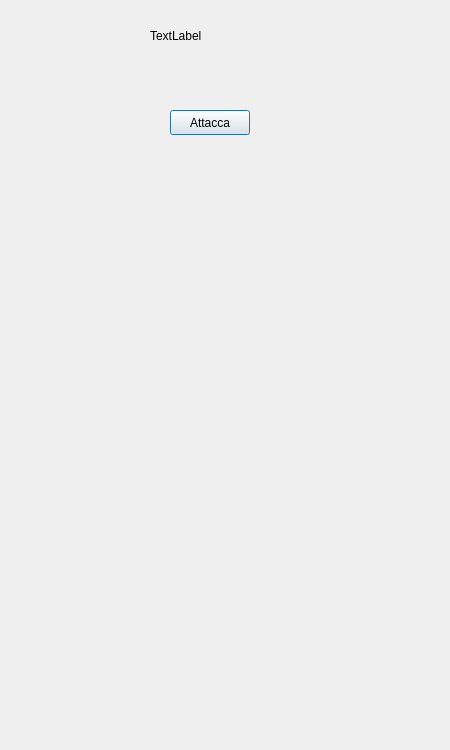
This is playwindow.ui in AliceCasali/Legend_Of_WesterosQT as Qt 5 draws it before an edit. The edited form follows.
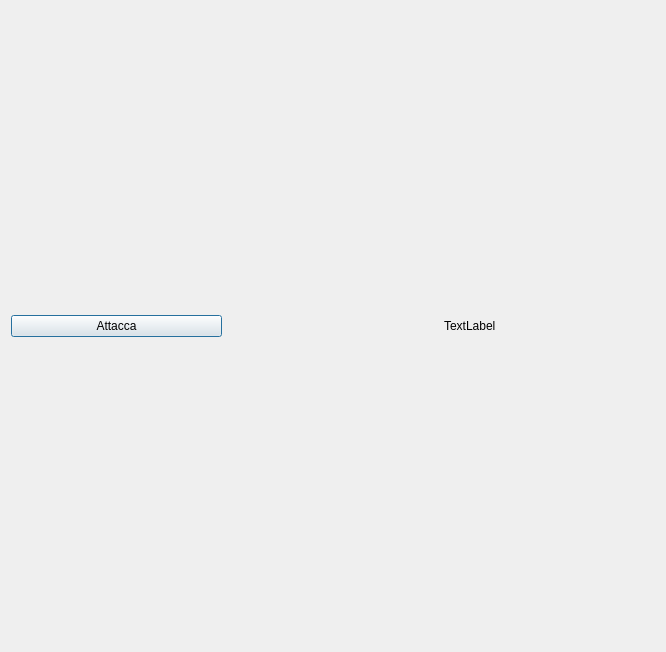
This is the edited form.

```diff
--- a/playwindow.ui
+++ b/playwindow.ui
@@ -6,39 +6,47 @@
    <rect>
     <x>0</x>
     <y>0</y>
-    <width>450</width>
-    <height>750</height>
+    <width>666</width>
+    <height>652</height>
    </rect>
   </property>
   <property name="windowTitle">
    <string>Dialog</string>
   </property>
-  <widget class="QLabel" name="label">
-   <property name="geometry">
-    <rect>
-     <x>150</x>
-     <y>20</y>
-     <width>61</width>
-     <height>31</height>
-    </rect>
-   </property>
-   <property name="text">
-    <string>TextLabel</string>
-   </property>
-  </widget>
-  <widget class="QPushButton" name="attacca">
-   <property name="geometry">
-    <rect>
-     <x>170</x>
-     <y>110</y>
-     <width>80</width>
-     <height>25</height>
-    </rect>
-   </property>
-   <property name="text">
-    <string>Attacca</string>
-   </property>
-  </widget>
+  <layout class="QHBoxLayout" name="horizontalLayout_2">
+   <item>
+    <layout class="QVBoxLayout" name="verticalLayout_2">
+     <item>
+      <widget class="QPushButton" name="attacca">
+       <property name="text">
+        <string>Attacca</string>
+       </property>
+      </widget>
+     </item>
+    </layout>
+   </item>
+   <item>
+    <widget class="QLabel" name="vistaMappa">
+     <property name="enabled">
+      <bool>true</bool>
+     </property>
+     <property name="text">
+      <string/>
+     </property>
+    </widget>
+   </item>
+   <item>
+    <layout class="QVBoxLayout" name="verticalLayout">
+     <item>
+      <widget class="QLabel" name="label">
+       <property name="text">
+        <string>TextLabel</string>
+       </property>
+      </widget>
+     </item>
+    </layout>
+   </item>
+  </layout>
  </widget>
  <resources/>
  <connections/>
```
